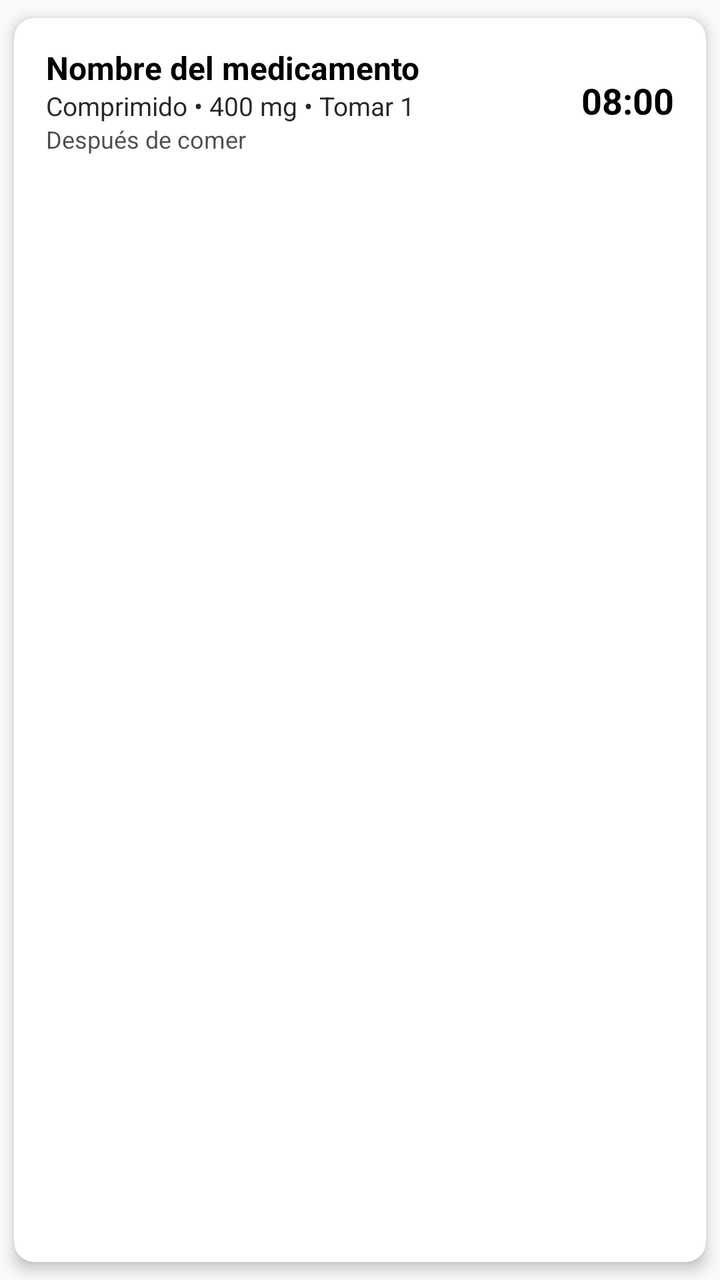
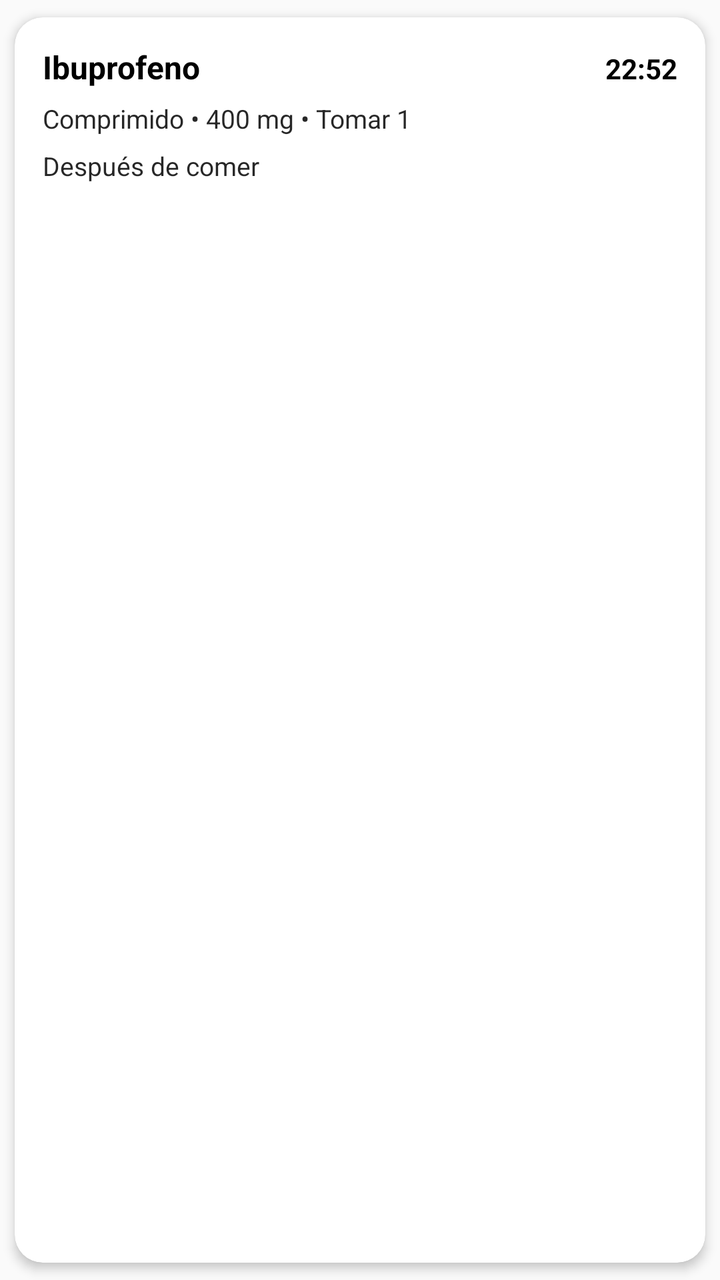

Before-and-after screenshots of an Android layout around one commit, followed by the original layout XML and the change that was made.
<!-- AndroidManifest.xml: application theme Theme.MedTrack -->
<!-- res/layout/item_medicamento_card.xml -->
<?xml version="1.0" encoding="utf-8"?>
<androidx.cardview.widget.CardView xmlns:android="http://schemas.android.com/apk/res/android"
    xmlns:card_view="http://schemas.android.com/apk/res-auto"
    android:layout_width="match_parent"
    android:layout_height="wrap_content"
    android:minHeight="96dp"
    android:layout_marginStart="16dp"
    android:layout_marginEnd="16dp"
    android:layout_marginTop="12dp"
    card_view:cardUseCompatPadding="true"
    card_view:cardPreventCornerOverlap="true"
    card_view:cardElevation="4dp"
    card_view:cardCornerRadius="10dp">

    <LinearLayout
        android:layout_width="match_parent"
        android:layout_height="wrap_content"
        android:orientation="horizontal"
        android:padding="16dp"
        android:gravity="center_vertical">


        <LinearLayout
            android:layout_width="0dp"
            android:layout_height="wrap_content"
            android:layout_weight="1"
            android:orientation="vertical">

            <TextView
                android:id="@+id/tv_nombre"
                android:layout_width="match_parent"
                android:layout_height="wrap_content"
                android:text="Nombre del medicamento"
                android:textStyle="bold"
                android:textSize="16sp"
                android:includeFontPadding="false" />

            <TextView
                android:id="@+id/tv_meta"
                android:layout_width="match_parent"
                android:layout_height="wrap_content"
                android:text="Comprimido • 400 mg • Tomar 1"
                android:textSize="13sp"
                android:alpha="0.85"
                android:paddingTop="2dp"
                android:includeFontPadding="false" />

            <TextView
                android:id="@+id/tv_instr"
                android:layout_width="match_parent"
                android:layout_height="wrap_content"
                android:text="Después de comer"
                android:textSize="12sp"
                android:alpha="0.7"
                android:maxLines="2"
                android:ellipsize="end"
                android:paddingTop="2dp"
                android:includeFontPadding="false" />
        </LinearLayout>


        <TextView
            android:id="@+id/tv_hora"
            android:layout_width="wrap_content"
            android:layout_height="wrap_content"
            android:text="08:00"
            android:textStyle="bold"
            android:textSize="18sp"
            android:paddingStart="12dp"
            android:gravity="center_vertical"
            android:includeFontPadding="false" />
    </LinearLayout>
</androidx.cardview.widget.CardView>
<!-- resources referenced by this layout -->
<resources>
  <style name="Theme.MedTrack" parent="Theme.Material3.Light.NoActionBar">
          <item name="colorPrimary">@color/purple_500</item>
          <item name="colorSecondary">@color/teal_200</item>
          <item name="android:windowBackground">@color/background_light</item>
          <item name="android:textColor">@color/text_primary_light</item>
      </style>
  <color name="purple_500">#6200EE</color>
  <color name="teal_200">#03DAC5</color>
  <color name="background_light">#FAFAFA</color>
  <color name="text_primary_light">#000000</color>
</resources>

<!-- the commit's change to res/layout/item_medicamento_card.xml (unified diff, before → after) -->
@@ -1,73 +1,62 @@
 <?xml version="1.0" encoding="utf-8"?>
 <androidx.cardview.widget.CardView xmlns:android="http://schemas.android.com/apk/res/android"
-    xmlns:card_view="http://schemas.android.com/apk/res-auto"
+    xmlns:app="http://schemas.android.com/apk/res-auto"
     android:layout_width="match_parent"
     android:layout_height="wrap_content"
-    android:minHeight="96dp"
-    android:layout_marginStart="16dp"
-    android:layout_marginEnd="16dp"
-    android:layout_marginTop="12dp"
-    card_view:cardUseCompatPadding="true"
-    card_view:cardPreventCornerOverlap="true"
-    card_view:cardElevation="4dp"
-    card_view:cardCornerRadius="10dp">
+    android:layout_marginHorizontal="16dp"
+    android:layout_marginTop="10dp"
+    android:layout_marginBottom="2dp"
+    app:cardCornerRadius="14dp"
+    app:cardElevation="3dp"
+    app:cardUseCompatPadding="true">
 
     <LinearLayout
         android:layout_width="match_parent"
         android:layout_height="wrap_content"
-        android:orientation="horizontal"
-        android:padding="16dp"
-        android:gravity="center_vertical">
-
+        android:orientation="vertical"
+        android:padding="14dp">
 
         <LinearLayout
-            android:layout_width="0dp"
+            android:layout_width="match_parent"
             android:layout_height="wrap_content"
-            android:layout_weight="1"
-            android:orientation="vertical">
+            android:orientation="horizontal">
 
             <TextView
                 android:id="@+id/tv_nombre"
-                android:layout_width="match_parent"
+                android:layout_width="0dp"
                 android:layout_height="wrap_content"
-                android:text="Nombre del medicamento"
-                android:textStyle="bold"
+                android:layout_weight="1"
+                android:text="Ibuprofeno"
                 android:textSize="16sp"
-                android:includeFontPadding="false" />
+                android:textStyle="bold"/>
 
             <TextView
-                android:id="@+id/tv_meta"
-                android:layout_width="match_parent"
+                android:id="@+id/tv_hora"
+                android:layout_width="wrap_content"
                 android:layout_height="wrap_content"
-                android:text="Comprimido • 400 mg • Tomar 1"
-                android:textSize="13sp"
-                android:alpha="0.85"
-                android:paddingTop="2dp"
-                android:includeFontPadding="false" />
-
-            <TextView
-                android:id="@+id/tv_instr"
-                android:layout_width="match_parent"
-                android:layout_height="wrap_content"
-                android:text="Después de comer"
-                android:textSize="12sp"
-                android:alpha="0.7"
-                android:maxLines="2"
-                android:ellipsize="end"
-                android:paddingTop="2dp"
-                android:includeFontPadding="false" />
+                android:text="22:52"
+                android:textSize="14sp"
+                android:textStyle="bold"/>
         </LinearLayout>
 
+        <TextView
+            android:id="@+id/tv_meta"
+            android:layout_width="match_parent"
+            android:layout_height="wrap_content"
+            android:layout_marginTop="6dp"
+            android:text="Comprimido • 400 mg • Tomar 1"
+            android:textSize="13sp"
+            android:alpha="0.85"/>
 
         <TextView
-            android:id="@+id/tv_hora"
-            android:layout_width="wrap_content"
+            android:id="@+id/tv_instr"
+            android:layout_width="match_parent"
             android:layout_height="wrap_content"
-            android:text="08:00"
-            android:textStyle="bold"
-            android:textSize="18sp"
-            android:paddingStart="12dp"
-            android:gravity="center_vertical"
-            android:includeFontPadding="false" />
+            android:layout_marginTop="6dp"
+            android:text="Después de comer"
+            android:textSize="13sp"
+            android:alpha="0.85"/>
+
     </LinearLayout>
+
 </androidx.cardview.widget.CardView>
